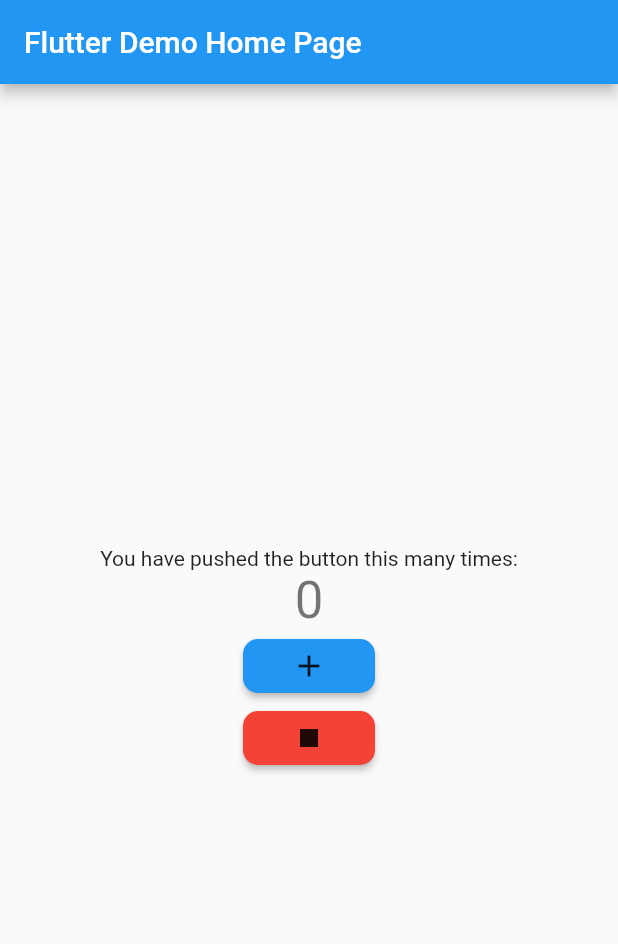
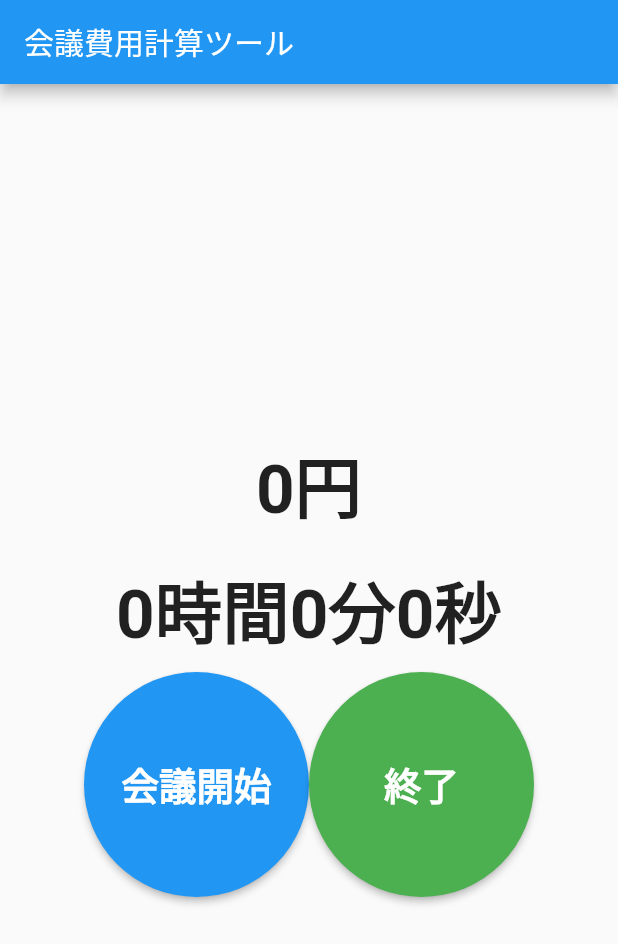
Before and after one commit to shunsukenoguchi/meetingCalculationTools, a Flutter app: the screen it shows after launch, on a phone screen of 412 x 824 dp. Shown: the top 944 px of the screen. Run offline on Flutter 3.47's test engine with Material 2 defaults, Android fonts, the phone set to English and light mode, and no system bars.

Commit message:
終了ボタンの作成、累計給与と累計時間の表示（ロジックはまだ）

```diff
--- a/lib/main.dart
+++ b/lib/main.dart
@@ -13,7 +13,7 @@ class MyApp extends StatelessWidget {
       theme: ThemeData(
         primarySwatch: Colors.blue,
       ),
-      home: MyHomePage(title: 'Flutter Demo Home Page'),
+      home: MyHomePage(title: '会議費用計算ツール'),
     );
   }
 }
@@ -27,20 +27,41 @@ class MyHomePage extends StatefulWidget {
 }
 
 class _MyHomePageState extends State<MyHomePage> {
-  int _counter = 0;
-  Timer _timer;
-  void _incrementCounter() {
-    _timer = Timer.periodic(Duration(seconds: 1), _countUp);
+  int counter = 0;
+  Timer timer;
+  bool switchBool = true;
+  int seconds = 0;
+  int minutes = 0;
+  int hours = 0;
+  int sumSalary = 0;
+  void startTimer() {
+    timer = Timer.periodic(Duration(seconds: 1), _countUp);
+    changeButton();
   }
 
   void _countUp(Timer timer) {
     setState(() {
-      _counter++;
+      counter++;
     });
   }
 
-  void _stopCounter() {
-    _timer.cancel();
+  void stopTimer() {
+    timer.cancel();
+    changeButton();
+  }
+
+  void finishTimer() {
+    timer.cancel();
+    counter = 0;
+    if (switchBool == false) {
+      changeButton();
+    }
+  }
+
+  void changeButton() {
+    setState(() {
+      switchBool = !switchBool;
+    });
   }
 
   @override
@@ -53,28 +74,89 @@ class _MyHomePageState extends State<MyHomePage> {
         child: Column(
           mainAxisAlignment: MainAxisAlignment.center,
           children: <Widget>[
-            Text(
-              'You have pushed the button this many times:',
+            Padding(
+              padding: const EdgeInsets.all(8.0),
+              child: Text(
+                '$sumSalary円',
+                style: TextStyle(
+                  fontSize: 45,
+                  fontWeight: FontWeight.w600,
                 ),
-            Text(
-              '$_counter',
-              style: Theme.of(context).textTheme.headline4,
               ),
-            RaisedButton(
+            ),
+            Padding(
+              padding: const EdgeInsets.all(8.0),
+              child: Text(
+                '$hours時間$minutes分$seconds秒',
+                style: TextStyle(
+                  fontSize: 45,
+                  fontWeight: FontWeight.w600,
+                ),
+              ),
+            ),
+            Center(
+              child: Row(
+                mainAxisAlignment: MainAxisAlignment.center,
+                children: [
+                  if (switchBool)
+                    SizedBox(
+                        width: 150,
+                        height: 150,
+                        child: RaisedButton(
                             color: Colors.blue,
                             shape: RoundedRectangleBorder(
-                borderRadius: BorderRadius.circular(10),
+                              borderRadius: BorderRadius.circular(75),
                             ),
-              onPressed: _incrementCounter,
-              child: Icon(Icons.add),
+                            onPressed: startTimer,
+                            child: Text(
+                              '会議開始',
+                              style: TextStyle(
+                                fontSize: 25,
+                                color: Colors.white,
+                                fontWeight: FontWeight.bold,
                               ),
-            RaisedButton(
+                            )))
+                  else
+                    SizedBox(
+                      width: 150,
+                      height: 150,
+                      child: RaisedButton(
                         color: Colors.red,
                         shape: RoundedRectangleBorder(
-                borderRadius: BorderRadius.circular(10),
+                          borderRadius: BorderRadius.circular(75),
                         ),
-              onPressed: _stopCounter,
-              child: Icon(Icons.stop),
+                        onPressed: stopTimer,
+                        child: Text(
+                          '会議中断',
+                          style: TextStyle(
+                            fontSize: 25,
+                            color: Colors.white,
+                            fontWeight: FontWeight.bold,
+                          ),
+                        ),
+                      ),
+                    ),
+                  SizedBox(
+                    width: 150,
+                    height: 150,
+                    child: RaisedButton(
+                      color: Colors.green,
+                      shape: RoundedRectangleBorder(
+                        borderRadius: BorderRadius.circular(75),
+                      ),
+                      onPressed: finishTimer,
+                      child: Text(
+                        '終了',
+                        style: TextStyle(
+                          fontSize: 25,
+                          color: Colors.white,
+                          fontWeight: FontWeight.bold,
+                        ),
+                      ),
+                    ),
+                  ),
+                ],
+              ),
             ),
           ],
         ),
```
Lines whose indentation alone changed are shown as unchanged.
